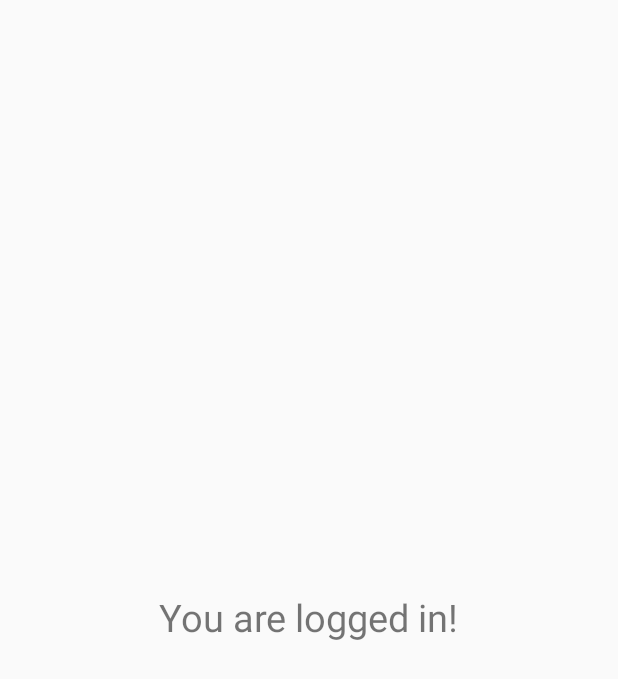
After one commit to tarbiarswat/App_Worth_Care, an Android app: the Dashboard screen opened directly, with no data from a screen before it, on a phone screen of 412 x 824 dp. The commit adds this screen. Shown: the top 679 px of the screen. Run offline under Robolectric (Android 15) with nearby library versions, the phone set to English and light mode, and no system bars.

Commit message:
Registration Authentication added successfully with firebase and Dummy Dashboard XML created while logged in.

```diff
--- a/WorthCare/app/src/main/AndroidManifest.xml
+++ b/WorthCare/app/src/main/AndroidManifest.xml
@@ -9,7 +9,8 @@
         android:roundIcon="@mipmap/ic_launcher_round"
         android:supportsRtl="true"
         android:theme="@style/AppTheme">
-        <activity android:name=".RegActivity"></activity>
+        <activity android:name=".Dashboard"></activity>
+        <activity android:name=".RegActivity" />
         <activity android:name=".LoginActivity" />
         <activity android:name=".splash">
             <intent-filter>
--- /dev/null
+++ b/WorthCare/app/src/main/java/com/worthcare/Dashboard.java
@@ -0,0 +1,14 @@
+package com.worthcare;
+
+import androidx.appcompat.app.AppCompatActivity;
+
+import android.os.Bundle;
+
+public class Dashboard extends AppCompatActivity {
+
+    @Override
+    protected void onCreate(Bundle savedInstanceState) {
+        super.onCreate(savedInstanceState);
+        setContentView(R.layout.activity_dashboard);
+    }
+}
--- /dev/null
+++ b/WorthCare/app/src/main/res/layout/activity_dashboard.xml
@@ -0,0 +1,20 @@
+<?xml version="1.0" encoding="utf-8"?>
+<androidx.constraintlayout.widget.ConstraintLayout xmlns:android="http://schemas.android.com/apk/res/android"
+    xmlns:app="http://schemas.android.com/apk/res-auto"
+    xmlns:tools="http://schemas.android.com/tools"
+    android:layout_width="match_parent"
+    android:layout_height="match_parent"
+    tools:context=".Dashboard">
+
+    <TextView
+        android:id="@+id/textView3"
+        android:layout_width="wrap_content"
+        android:layout_height="wrap_content"
+        android:text="You are logged in!"
+        android:textSize="25sp"
+        app:layout_constraintBottom_toBottomOf="parent"
+        app:layout_constraintEnd_toEndOf="parent"
+        app:layout_constraintStart_toStartOf="parent"
+        app:layout_constraintTop_toTopOf="parent"
+        app:layout_constraintVertical_bias="0.499" />
+</androidx.constraintlayout.widget.ConstraintLayout>
```
Also changed, not shown: WorthCare/app/build.gradle (+8 -4 lines), WorthCare/app/src/main/java/com/worthcare/RegActivity.java (+102 -0 lines), WorthCare/app/src/main/res/layout/activity_reg.xml (+33 -24 lines).
